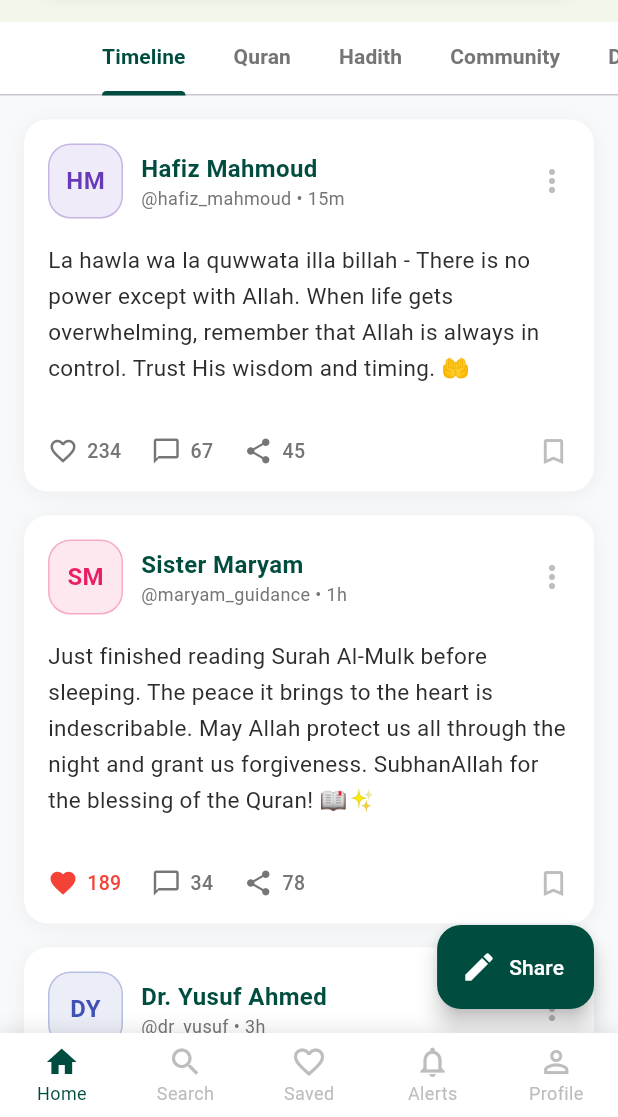
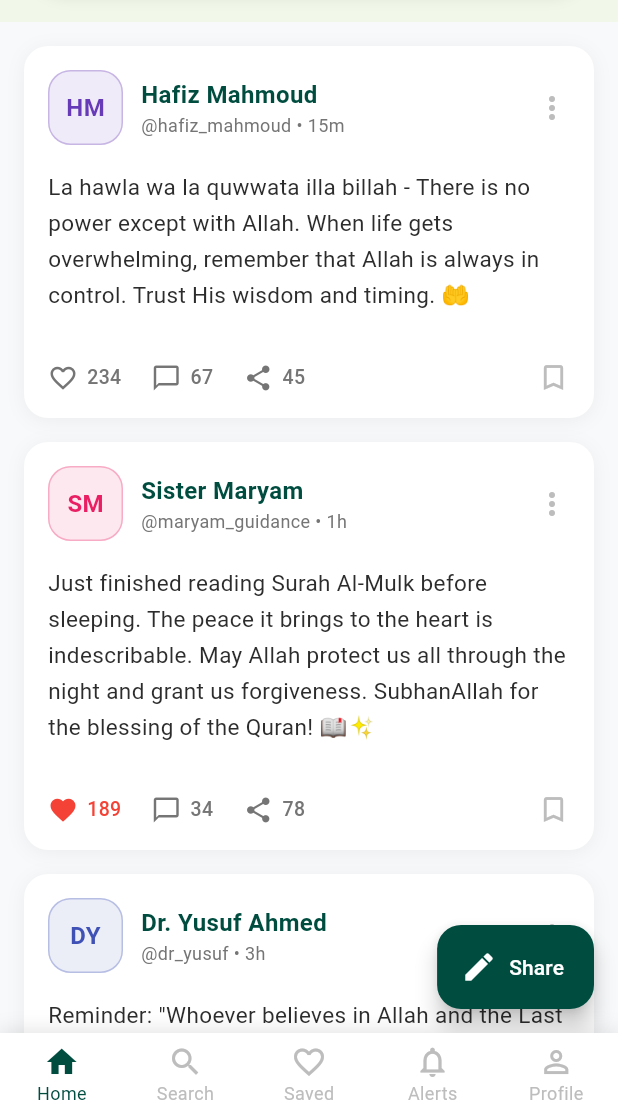
Before and after one commit to fadelfffar/for_fajr, a Flutter app: the screen it shows after launch, scrolled down 200 dp, on a phone screen of 412 x 824 dp, the part 119-1236 px from its top. Run offline on Flutter 3.47's test engine with Material 3 defaults, Android fonts, the phone set to English and light mode, and no system bars; our stand-ins replace flutter_local_notifications, native_geofence, permission_handler, supabase_flutter; missing offline and left inert: a package; accounts and stored records are empty.

Commit message:
remove category TabBar from HomeScreen

```diff
--- a/lib/ui/screens/feed_screen.dart
+++ b/lib/ui/screens/feed_screen.dart
@@ -500,27 +500,6 @@ class _FeedScreenState extends State<FeedScreen> with TickerProviderStateMixin {
               ),
             ),
 
-            // Tab Bar
-            Container(
-              color: Colors.white,
-              child: TabBar(
-                controller: _tabController,
-                isScrollable: true,
-                labelColor: Color(0xFF004D40),
-                unselectedLabelColor: Colors.grey[600],
-                indicatorColor: Color(0xFF004D40),
-                indicatorWeight: 3,
-                labelStyle: TextStyle(fontWeight: FontWeight.bold, fontSize: 14),
-                tabs: [
-                  Tab(text: 'Timeline'),
-                  Tab(text: 'Quran'),
-                  Tab(text: 'Hadith'),
-                  Tab(text: 'Community'),
-                  Tab(text: 'Dhikr'),
-                ],
-              ),
-            ),
-
             // Content
             Expanded(
               child: TabBarView(
```
